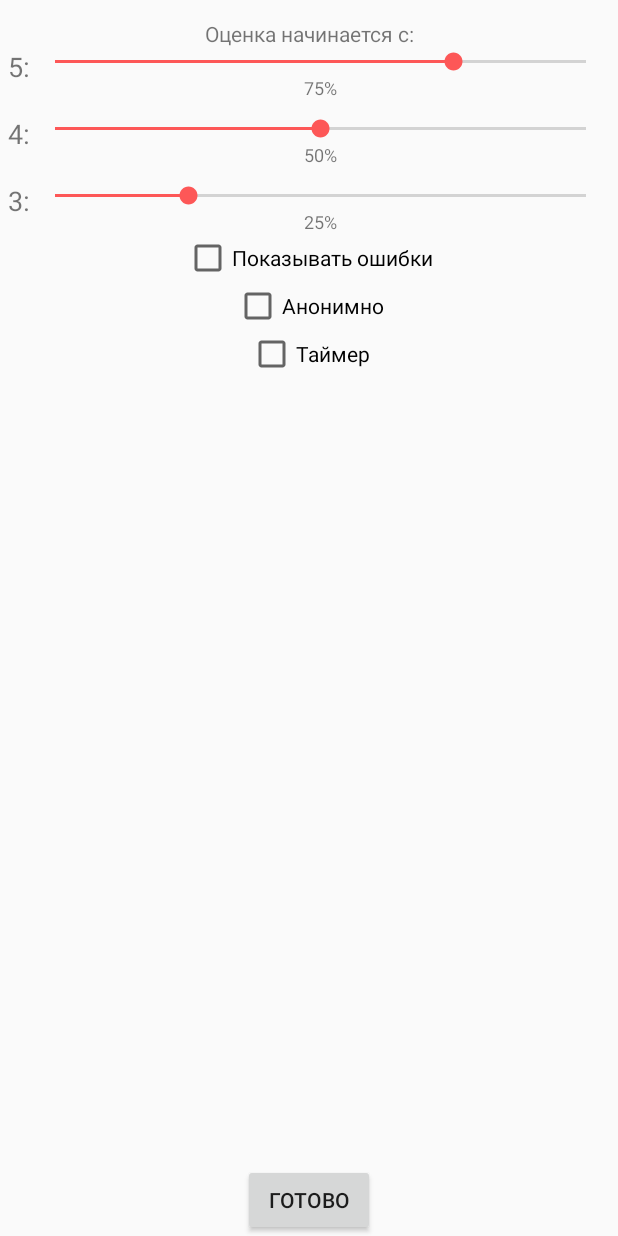
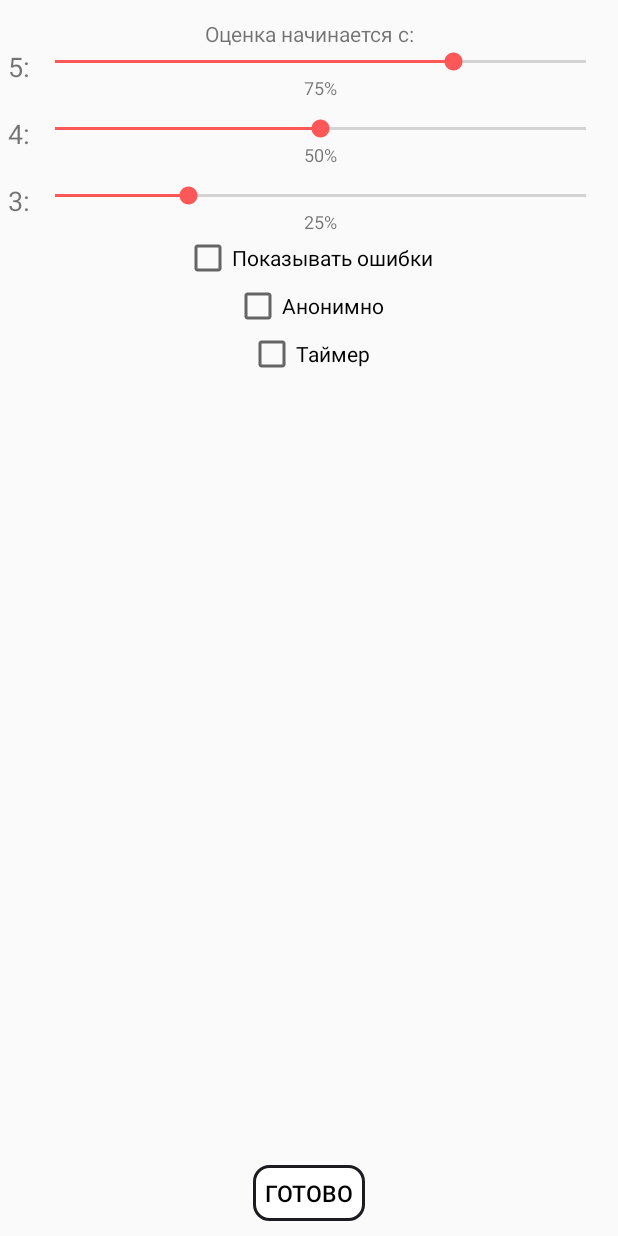
Before and after one commit to 0442A403/Testing, an Android app: the TestSettings screen opened directly, with no data from a screen before it, on a phone screen of 412 x 824 dp. Run offline under Robolectric (Android 15) with nearby library versions, the phone set to English and light mode, and no system bars.

```diff
--- a/app/src/main/res/layout/activity_test_settings.xml
+++ b/app/src/main/res/layout/activity_test_settings.xml
@@ -1,17 +1,19 @@
 <?xml version="1.0" encoding="utf-8"?>
-<RelativeLayout xmlns:android="http://schemas.android.com/apk/res/android"
-    xmlns:app="http://schemas.android.com/apk/res-auto"
+<RelativeLayout
+    xmlns:android="http://schemas.android.com/apk/res/android"
     xmlns:tools="http://schemas.android.com/tools"
     android:layout_width="match_parent"
     android:layout_height="match_parent"
     tools:context="com.example.petro.newtesting.TestSettings">
-    <Button
+    <TextView
         android:id="@+id/complete"
         android:layout_width="wrap_content"
         android:layout_height="wrap_content"
         android:layout_centerHorizontal="true"
         android:layout_alignParentBottom="true"
-        android:text="Готово"/>
+        android:text="@string/ready"
+        style="@style/Base.TextAppearance.AppCompat.Button.MyButtonStyle"
+        android:layout_marginBottom="10dp"/>
     <ScrollView
         android:layout_width="match_parent"
         android:layout_height="match_parent"
--- a/app/src/main/res/values/strings.xml
+++ b/app/src/main/res/values/strings.xml
@@ -24,4 +24,5 @@
     <string name="anonymity">Анонимно</string>
     <string name="show_wrongs">Показывать ошибки</string>
     <string name="_25">25%</string>
+    <string name="ready">Готово</string>
 </resources>
--- a/build.gradle
+++ b/build.gradle
@@ -5,7 +5,7 @@ buildscript {
         jcenter()
     }
     dependencies {
-        classpath 'com.android.tools.build:gradle:2.3.1'
+        classpath 'com.android.tools.build:gradle:2.3.3'
 
         // NOTE: Do not place your application dependencies here; they belong
         // in the individual module build.gradle files
```
